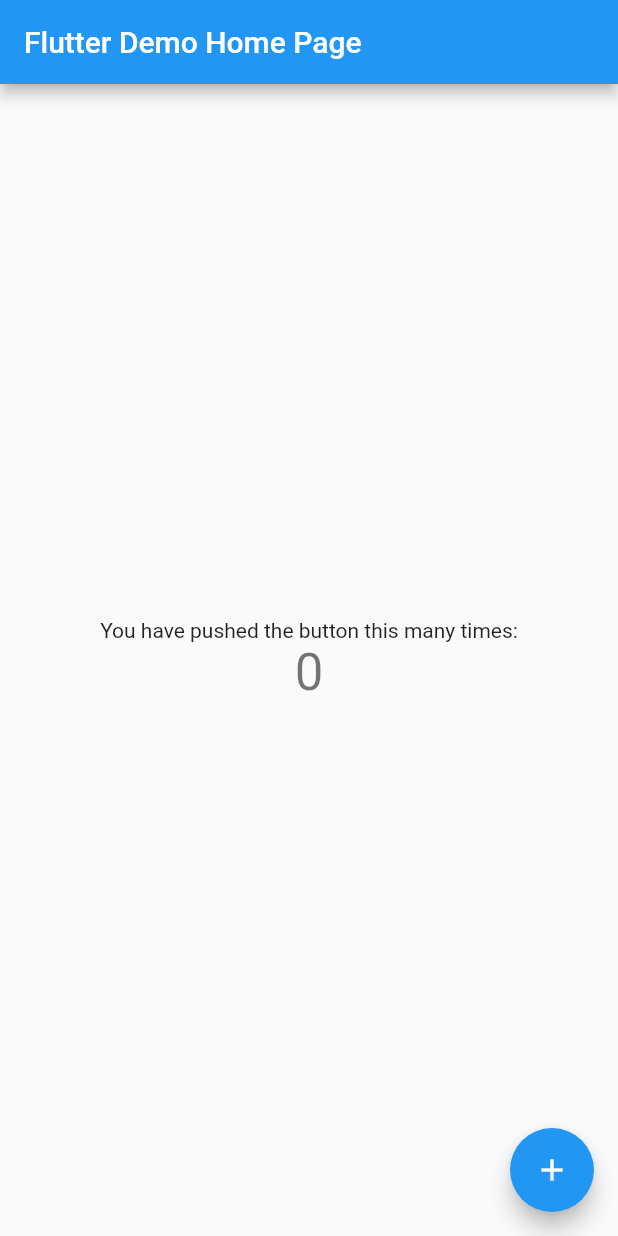
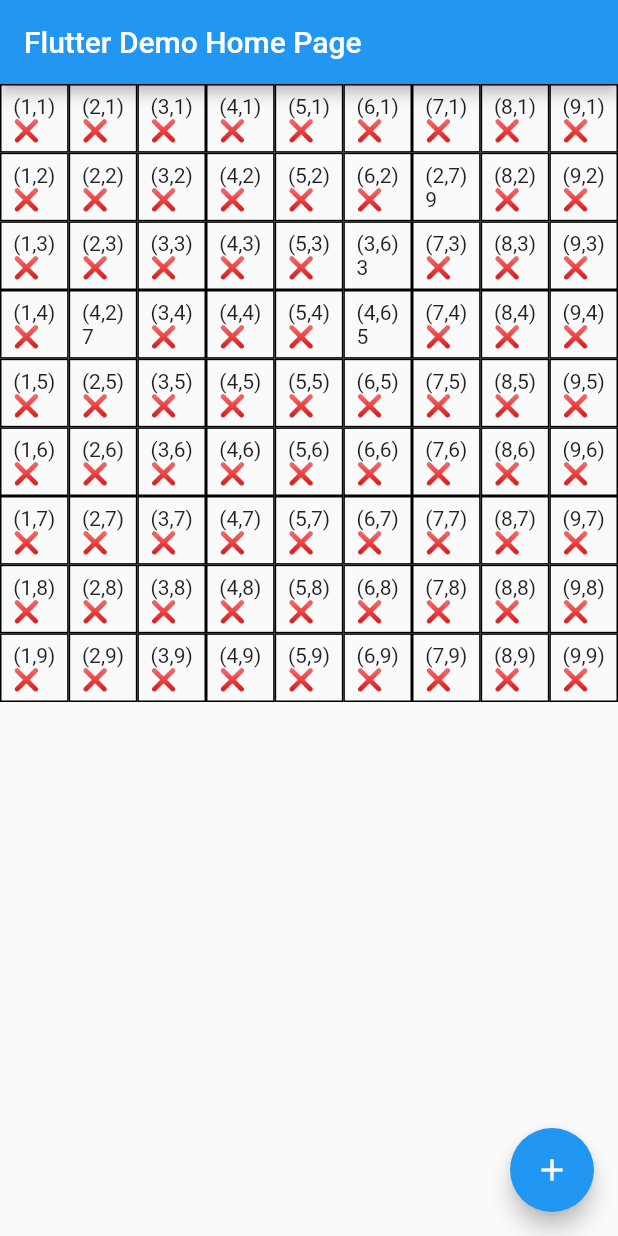
Before and after one commit to heinrichreimer/sudoku, a Flutter app: the screen it shows after launch, on a phone screen of 412 x 824 dp. Run offline on Flutter 3.47's test engine with Material 2 defaults, Android fonts, the phone set to English and light mode, and no system bars.

Commit message:
Add WIP sudoku widgets

```diff
--- a/lib/main.dart
+++ b/lib/main.dart
@@ -1,4 +1,6 @@
 import 'package:flutter/material.dart';
+import 'package:sudoku/sudoku/sudoku.dart' as model;
+import 'package:sudoku/widget/sudoku.dart';
 
 void main() => runApp(MyApp());
 
@@ -57,50 +59,20 @@ class _MyHomePageState extends State<MyHomePage> {
     });
   }
 
+  var sudoku = model.Sudoku.map({
+    model.Position(3, 5): model.Digit.FIVE,
+    model.Position(1, 6): model.Digit.NINE,
+    model.Position(2, 5): model.Digit.THREE,
+    model.Position(3, 1): model.Digit.SEVEN,
+  });
+
   @override
   Widget build(BuildContext context) {
-    // This method is rerun every time setState is called, for instance as done
-    // by the _incrementCounter method above.
-    //
-    // The Flutter framework has been optimized to make rerunning build methods
-    // fast, so that you can just rebuild anything that needs updating rather
-    // than having to individually change instances of widgets.
     return Scaffold(
       appBar: AppBar(
-        // Here we take the value from the MyHomePage object that was created by
-        // the App.build method, and use it to set our appbar title.
         title: Text(widget.title),
       ),
-      body: Center(
-        // Center is a layout widget. It takes a single child and positions it
-        // in the middle of the parent.
-        child: Column(
-          // Column is also layout widget. It takes a list of children and
-          // arranges them vertically. By default, it sizes itself to fit its
-          // children horizontally, and tries to be as tall as its parent.
-          //
-          // Invoke "debug painting" (press "p" in the console, choose the
-          // "Toggle Debug Paint" action from the Flutter Inspector in Android
-          // Studio, or the "Toggle Debug Paint" command in Visual Studio Code)
-          // to see the wireframe for each widget.
-          //
-          // Column has various properties to control how it sizes itself and
-          // how it positions its children. Here we use mainAxisAlignment to
-          // center the children vertically; the main axis here is the vertical
-          // axis because Columns are vertical (the cross axis would be
-          // horizontal).
-          mainAxisAlignment: MainAxisAlignment.center,
-          children: <Widget>[
-            Text(
-              'You have pushed the button this many times:',
-            ),
-            Text(
-              '$_counter',
-              style: Theme.of(context).textTheme.display1,
-            ),
-          ],
-        ),
-      ),
+      body: Sudoku(sudoku: sudoku),
       floatingActionButton: FloatingActionButton(
         onPressed: _incrementCounter,
         tooltip: 'Increment',
--- /dev/null
+++ b/lib/widget/sudoku.dart
@@ -0,0 +1,169 @@
+import 'package:flutter/cupertino.dart';
+import 'package:flutter/material.dart';
+import 'package:sudoku/sudoku/sudoku.dart' as model;
+import 'package:sudoku/widget/square.dart';
+
+@immutable
+class Cell extends StatelessWidget {
+  final model.Cell cell;
+
+  const Cell({
+    Key key,
+    @required this.cell,
+  }) : super(key: key);
+
+  int get _row => cell.position.x + 1;
+
+  int get _column => cell.position.y + 1;
+
+  int get _digit {
+    var digit = cell.digit;
+    if (digit == null) {
+      return null;
+    } else {
+      return digit.index + 1;
+    }
+  }
+
+  @override
+  Widget build(BuildContext context) {
+    return Square(
+      child: Center(
+        child: Text("($_row,$_column)\n${_digit?.toString() ?? "❌"}"),
+      ),
+    );
+  }
+}
+
+@immutable
+class SquareGrid extends StatelessWidget {
+  final int size;
+  final Widget Function(int row, int column) generator;
+
+  SquareGrid({
+    Key key,
+    @required this.size,
+    @required this.generator,
+  }) : super(key: key);
+
+  @override
+  Widget build(BuildContext context) {
+    return Square(
+      child: GridView.count(
+        crossAxisCount: size,
+        physics: NeverScrollableScrollPhysics(),
+        children: List.generate(size * size, (index) {
+          int row = index ~/ size;
+          int column = index % size;
+          return generator(row, column);
+        }),
+      ),
+    );
+  }
+}
+
+@immutable
+class Block extends StatelessWidget {
+  final model.Block block;
+
+  const Block({
+    Key key,
+    @required this.block,
+  }) : super(key: key);
+
+  @override
+  Widget build(BuildContext context) {
+    return SquareGrid(
+      size: 3,
+      generator: (row, column) {
+        return Container(
+          child: Cell(
+            cell: block.getCell(row, column),
+          ),
+          decoration: BoxDecoration(
+            border: Border.all(),
+          ),
+        );
+      },
+    );
+  }
+}
+
+@immutable
+class Sudoku extends StatelessWidget {
+  final model.Sudoku sudoku;
+
+  const Sudoku({
+    Key key,
+    @required this.sudoku,
+  }) : super(key: key);
+
+  @override
+  Widget build(BuildContext context) {
+    Container(
+      child: GridView.count(
+        crossAxisCount: 9,
+        physics: NeverScrollableScrollPhysics(),
+        children: List.generate(9 * 9, (index) {
+          int row = index ~/ 9;
+          int column = index % 9;
+
+          double calculateBorderWidth(int position) {
+            if (position + 1 == 9) {
+              return 0;
+            } else if ((position + 1) % 3 == 0) {
+              return 2;
+            } else {
+              return 0.5;
+            }
+          }
+
+          Color calculateBorderColor(int position) {
+            if (position + 1 == 9) {
+              return Colors.transparent;
+            } else if ((position + 1) % 3 == 0) {
+              return Theme.of(context).hintColor;
+            } else {
+              return Theme.of(context).dividerColor;
+            }
+          }
+
+          BorderSide calculateBorderSide(int position) {
+            return BorderSide(
+              width: calculateBorderWidth(position),
+              color: calculateBorderColor(position),
+            );
+          }
+
+          return Container(
+            child: Cell(
+              cell: model.Cell(
+                model.Position(
+                  row,
+                  column,
+                ),
+                null,
+              ),
+            ),
+            decoration: BoxDecoration(
+              border: Border(
+                left: calculateBorderSide(9 - 1 - column),
+                right: calculateBorderSide(column),
+                top: calculateBorderSide(9 - 1 - row),
+                bottom: calculateBorderSide(row),
+              ),
+            ),
+          );
+        }),
+      ),
+    );
+    return SquareGrid(
+      size: 3,
+      generator: (row, column) {
+        return Block(
+          block: sudoku.getBlock(row, column),
+        );
+      },
+    );
+  }
+}
```
